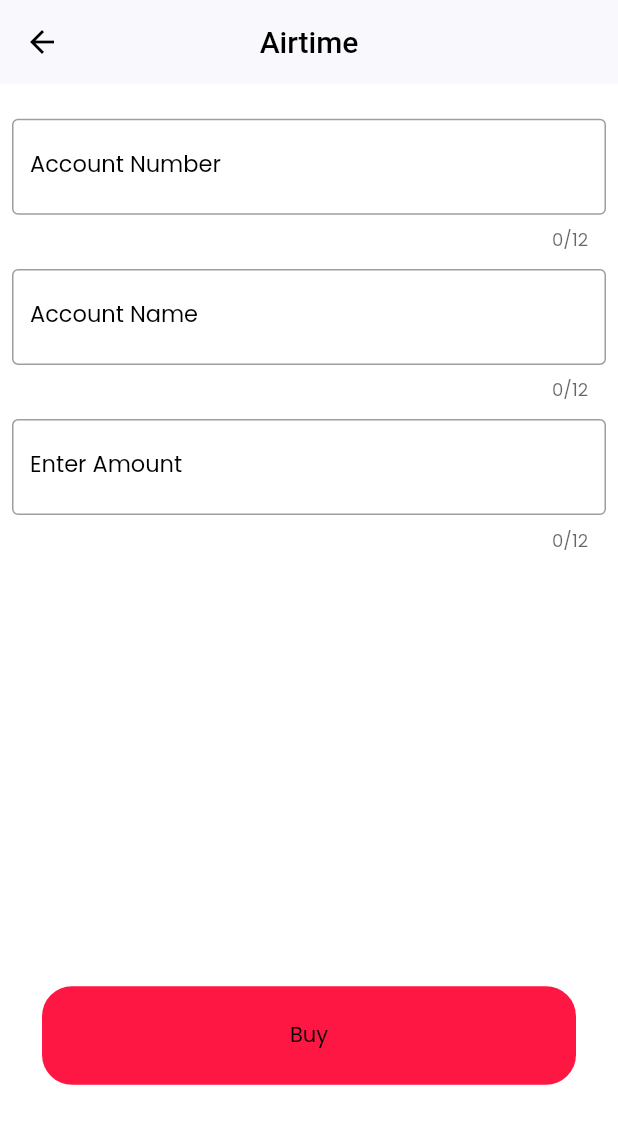
After one commit to jameswaweru/stamka, a Flutter app: the BillPayments screen opened directly, on a phone screen of 412 x 824 dp. The commit adds this screen. Shown: the top 1124 px of the screen. Run offline on Flutter 3.47's test engine with Material 2 defaults, Android fonts, the phone set to English and light mode, and no system bars; our stand-ins replace flutter_spinkit, google_fonts, page_transition.

Commit message:
cahnged height of default button

```diff
--- a/lib/components/agents_buy_float.dart
+++ b/lib/components/agents_buy_float.dart
@@ -34,6 +34,8 @@ class _BuyFloatTabState extends State<BuyFloatTab> {
             maxLength: 12,
             maxLines: 1,
           ),
+          SizedBox(height: getProportionateScreenHeight(15),),
+          Text("Select top-up method"),
           Container(
             height: 90,
             width: double.infinity,
--- /dev/null
+++ b/lib/components/default_button.dart
@@ -0,0 +1,55 @@
+import 'package:flutter/material.dart';
+
+import '../constants.dart';
+import '../size_config.dart';
+
+class DefaultButton extends StatelessWidget {
+  const DefaultButton({
+    Key key,
+    this.text,
+    this.press,
+    this.height
+  }) : super(key: key);
+  final String text;
+  final Function press;
+  final double height;
+
+  @override
+  Widget build(BuildContext context) {
+
+    return InkWell(
+      onTap: press,
+      child: Container(
+        height: height,
+        decoration: BoxDecoration(
+            borderRadius: BorderRadius.circular(20),
+            color: Colors.redAccent[400]
+        ),
+        child: Row(
+          crossAxisAlignment: CrossAxisAlignment.center,
+          mainAxisAlignment: MainAxisAlignment.center,
+          children: [
+            Text(text, style: TextStyle(color: Colors.black),)
+          ],
+        ),
+      ),
+    );
+
+    // return SizedBox(
+    //   width: double.infinity,
+    //   height: getProportionateScreenHeight(56),
+    //   child: FlatButton(
+    //     shape: RoundedRectangleBorder(borderRadius: BorderRadius.circular(20)),
+    //     color: kPrimaryColor,
+    //     onPressed: press,
+    //     child: Text(
+    //       text,
+    //       style: TextStyle(
+    //         fontSize: getProportionateScreenWidth(18),
+    //         color: Colors.white,
+    //       ),
+    //     ),
+    //   ),
+    // );
+  }
+}
--- a/lib/main.dart
+++ b/lib/main.dart
@@ -24,7 +24,7 @@ class MyApp extends StatelessWidget {
           GoogleFonts.poppinsTextTheme().apply(displayColor: kTextColor),
           visualDensity: VisualDensity.adaptivePlatformDensity,
         ),
-        home: Home()
+        home: LaunchApp()
     );
   }
 }
--- /dev/null
+++ b/lib/screens/bill_payments.dart
@@ -0,0 +1,110 @@
+import 'package:flutter/material.dart';
+import 'package:page_transition/page_transition.dart';
+import 'package:stamka/components/default_button.dart';
+import 'package:stamka/screens/transaction_receipt.dart';
+
+import '../constants.dart';
+import '../size_config.dart';
+
+class BillPayments extends StatefulWidget {
+  @override
+  _BillPaymentsState createState() => _BillPaymentsState();
+}
+
+class _BillPaymentsState extends State<BillPayments> {
+  @override
+  Widget build(BuildContext context) {
+    SizeConfig().init(context);
+    return Scaffold(
+      appBar: AppBar(
+        iconTheme: IconThemeData(
+          color: Colors.black, //change your color here
+        ),
+        backgroundColor: kBackgroundColor,
+        elevation: 0,
+        title: Text("Airtime", style: TextStyle(color: Colors.black),),
+        centerTitle: true,
+      ),
+      body: Padding(
+        padding: const EdgeInsets.all(8.0),
+        child: Stack(
+          children: [
+
+            Container(
+              height: SizeConfig.screenHeight * 0.8,
+              child: SingleChildScrollView(
+                child: Column(
+                  children: [
+                    SizedBox(height: getProportionateScreenHeight(15),),
+                    TextField(
+                      decoration: InputDecoration(
+                          hintText: "Account number",
+                          labelText: "Account Number",
+                          labelStyle: TextStyle(
+                              fontSize: 15,
+                              color: Colors.black
+                          ),
+                          border: OutlineInputBorder()
+                      ),
+                      keyboardType: TextInputType.number,
+                      maxLength: 12,
+                      maxLines: 1,
+                    ),
+                    SizedBox(height: getProportionateScreenHeight(10),),
+                    TextField(
+                      decoration: InputDecoration(
+                          hintText: "Account Name",
+                          labelText: "Account Name",
+                          labelStyle: TextStyle(
+                              fontSize: 15,
+                              color: Colors.black
+                          ),
+                          border: OutlineInputBorder()
+                      ),
+                      keyboardType: TextInputType.text,
+                      maxLength: 12,
+                      maxLines: 1,
+                    ),
+                    SizedBox(height: getProportionateScreenHeight(10),),
+                    TextField(
+                      decoration: InputDecoration(
+                          hintText: "Amount",
+                          labelText: "Enter Amount",
+                          labelStyle: TextStyle(
+                              fontSize: 15,
+                              color: Colors.black
+                          ),
+                          border: OutlineInputBorder()
+                      ),
+                      keyboardType: TextInputType.number,
+                      maxLength: 12,
+                      maxLines: 1,
+                    ),
+                    SizedBox(height: getProportionateScreenHeight(10),),
+                  ],
+                ),
+              ),
+            ),
+            Positioned(
+                bottom: 0,
+                left: 20,
+                right: 20,
+                child: DefaultButton(
+                  text: "Buy",
+                  press: (){
+                    Navigator.push(
+                        context,
+                        PageTransition(
+                            duration: Duration(milliseconds: 600),
+                            type: PageTransitionType.fade,
+                            child: TransactionReceipt()));
+                  },
+                  height: getProportionateScreenHeight(65),
+                )
+            )
+          ],
+        ),
+      ),
+    );
+  }
+}
```
Also changed, not shown: lib/components/agent_services.dart (+70 -9 lines), lib/screens/launch_screen.dart (+15 -6 lines), lib/screens/purchase_airtime.dart (added, +95 -0 lines), lib/screens/sign_up.dart (+26 -13 lines), lib/screens/transaction_receipt.dart (+14 -14 lines), 1 other file.
